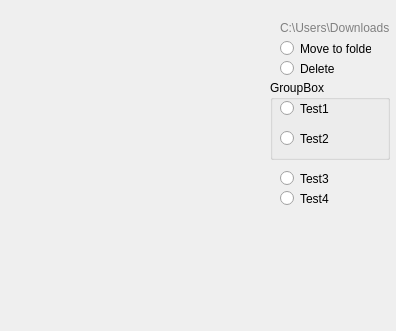
Qt form Qt Designer/untitled.ui (qwerty-w/start-menu-cleaner) before a commit.
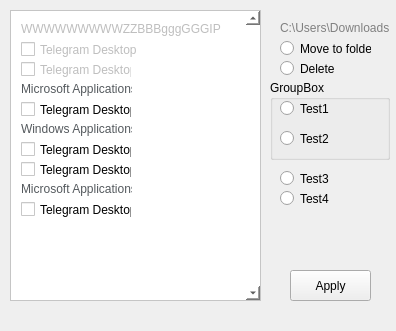
The same form after that commit. Icons and pictures are not drawn. Custom widgets are drawn as their Qt base class.

Commit message: Add "add new shortcut" button, move StartMenu.get_folders in MainWindow

The edit to the form file:
```diff
--- a/Qt Designer/untitled.ui
+++ b/Qt Designer/untitled.ui
@@ -14,6 +14,19 @@
    <string>MainWindow</string>
   </property>
   <widget class="QWidget" name="centralwidget">
+   <widget class="QPushButton" name="pushButton">
+    <property name="geometry">
+     <rect>
+      <x>290</x>
+      <y>270</y>
+      <width>81</width>
+      <height>31</height>
+     </rect>
+    </property>
+    <property name="text">
+     <string>Apply</string>
+    </property>
+   </widget>
    <widget class="QRadioButton" name="radioButton">
     <property name="geometry">
      <rect>
@@ -46,6 +59,248 @@
      <string notr="true">buttonGroup</string>
     </attribute>
    </widget>
+   <widget class="QScrollArea" name="scrollArea">
+    <property name="geometry">
+     <rect>
+      <x>10</x>
+      <y>10</y>
+      <width>251</width>
+      <height>291</height>
+     </rect>
+    </property>
+    <property name="maximumSize">
+     <size>
+      <width>16777215</width>
+      <height>291</height>
+     </size>
+    </property>
+    <property name="styleSheet">
+     <string notr="true">background: white;
+</string>
+    </property>
+    <property name="verticalScrollBarPolicy">
+     <enum>Qt::ScrollBarAlwaysOn</enum>
+    </property>
+    <property name="widgetResizable">
+     <bool>true</bool>
+    </property>
+    <widget class="QWidget" name="scrollAreaWidgetContents">
+     <property name="geometry">
+      <rect>
+       <x>0</x>
+       <y>0</y>
+       <width>232</width>
+       <height>289</height>
+      </rect>
+     </property>
+     <widget class="QLabel_changed" name="label_6">
+      <property name="enabled">
+       <bool>false</bool>
+      </property>
+      <property name="geometry">
+       <rect>
+        <x>10</x>
+        <y>10</y>
+        <width>221</width>
+        <height>16</height>
+       </rect>
+      </property>
+      <property name="styleSheet">
+       <string notr="true"/>
+      </property>
+      <property name="text">
+       <string>WWWWWWWWWZZBBBgggGGGIP</string>
+      </property>
+     </widget>
+     <widget class="QCheckBox" name="checkBox_12">
+      <property name="enabled">
+       <bool>false</bool>
+      </property>
+      <property name="geometry">
+       <rect>
+        <x>10</x>
+        <y>50</y>
+        <width>111</width>
+        <height>17</height>
+       </rect>
+      </property>
+      <property name="maximumSize">
+       <size>
+        <width>16777215</width>
+        <height>40</height>
+       </size>
+      </property>
+      <property name="text">
+       <string>Telegram Desktop</string>
+      </property>
+     </widget>
+     <widget class="QCheckBox" name="checkBox_10">
+      <property name="geometry">
+       <rect>
+        <x>10</x>
+        <y>90</y>
+        <width>111</width>
+        <height>17</height>
+       </rect>
+      </property>
+      <property name="maximumSize">
+       <size>
+        <width>16777215</width>
+        <height>40</height>
+       </size>
+      </property>
+      <property name="text">
+       <string>Telegram Desktop1</string>
+      </property>
+     </widget>
+     <widget class="QCheckBox" name="checkBox_11">
+      <property name="enabled">
+       <bool>false</bool>
+      </property>
+      <property name="geometry">
+       <rect>
+        <x>10</x>
+        <y>30</y>
+        <width>131</width>
+        <height>17</height>
+       </rect>
+      </property>
+      <property name="maximumSize">
+       <size>
+        <width>16777215</width>
+        <height>40</height>
+       </size>
+      </property>
+      <property name="text">
+       <string>Telegram Desktop</string>
+      </property>
+      <property name="icon">
+       <iconset>
+        <normaloff>../a.png</normaloff>../a.png</iconset>
+      </property>
+     </widget>
+     <widget class="QLabel" name="label_5">
+      <property name="geometry">
+       <rect>
+        <x>10</x>
+        <y>70</y>
+        <width>111</width>
+        <height>16</height>
+       </rect>
+      </property>
+      <property name="maximumSize">
+       <size>
+        <width>16777215</width>
+        <height>40</height>
+       </size>
+      </property>
+      <property name="contextMenuPolicy">
+       <enum>Qt::ActionsContextMenu</enum>
+      </property>
+      <property name="styleSheet">
+       <string notr="true">color: #54595d;</string>
+      </property>
+      <property name="text">
+       <string>Microsoft Applications</string>
+      </property>
+     </widget>
+     <widget class="QCheckBox" name="checkBox_13">
+      <property name="geometry">
+       <rect>
+        <x>10</x>
+        <y>150</y>
+        <width>111</width>
+        <height>17</height>
+       </rect>
+      </property>
+      <property name="maximumSize">
+       <size>
+        <width>16777215</width>
+        <height>40</height>
+       </size>
+      </property>
+      <property name="text">
+       <string>Telegram Desktop</string>
+      </property>
+     </widget>
+     <widget class="QCheckBox" name="checkBox_14">
+      <property name="geometry">
+       <rect>
+        <x>10</x>
+        <y>190</y>
+        <width>111</width>
+        <height>17</height>
+       </rect>
+      </property>
+      <property name="maximumSize">
+       <size>
+        <width>16777215</width>
+        <height>40</height>
+       </size>
+      </property>
+      <property name="text">
+       <string>Telegram Desktop1</string>
+      </property>
+     </widget>
+     <widget class="QCheckBox" name="checkBox_15">
+      <property name="geometry">
+       <rect>
+        <x>10</x>
+        <y>130</y>
+        <width>111</width>
+        <height>17</height>
+       </rect>
+      </property>
+      <property name="maximumSize">
+       <size>
+        <width>16777215</width>
+        <height>40</height>
+       </size>
+      </property>
+      <property name="text">
+       <string>Telegram Desktop</string>
+      </property>
+     </widget>
+     <widget class="QLabel" name="label_7">
+      <property name="geometry">
+       <rect>
+        <x>10</x>
+        <y>110</y>
+        <width>111</width>
+        <height>16</height>
+       </rect>
+      </property>
+      <property name="styleSheet">
+       <string notr="true">color: #54595d;</string>
+      </property>
+      <property name="text">
+       <string>Windows Applications</string>
+      </property>
+     </widget>
+     <widget class="QLabel" name="label_8">
+      <property name="geometry">
+       <rect>
+        <x>10</x>
+        <y>170</y>
+        <width>111</width>
+        <height>16</height>
+       </rect>
+      </property>
+      <property name="maximumSize">
+       <size>
+        <width>16777215</width>
+        <height>40</height>
+       </size>
+      </property>
+      <property name="styleSheet">
+       <string notr="true">color: #54595d;</string>
+      </property>
+      <property name="text">
+       <string>Microsoft Applications</string>
+      </property>
+     </widget>
+    </widget>
+   </widget>
    <widget class="QLabel" name="label">
     <property name="geometry">
      <rect>
@@ -143,6 +398,13 @@
    </property>
   </widget>
  </widget>
+ <customwidgets>
+  <customwidget>
+   <class>QLabel_changed</class>
+   <extends>QLabel</extends>
+   <header>qlabel_changed.h</header>
+  </customwidget>
+ </customwidgets>
  <resources/>
  <connections/>
  <buttongroups>
```
The commit also changes 6 other files.
